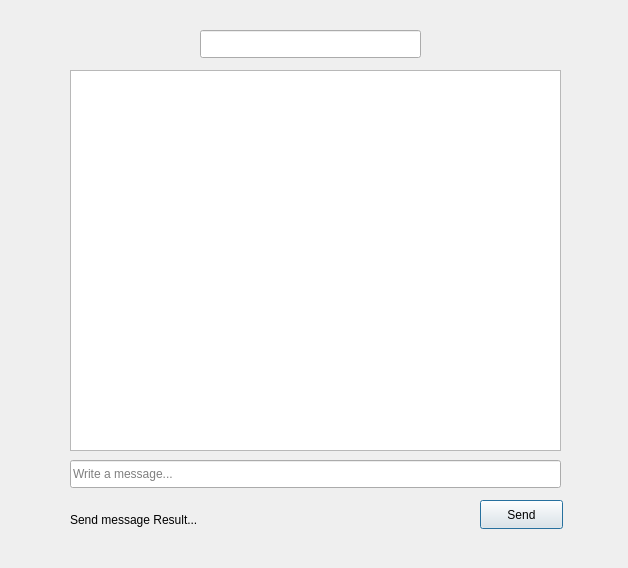
Before: the Qt Designer form channelchat.ui in borhanem/Messenger_Void_13, drawn with Qt 5.
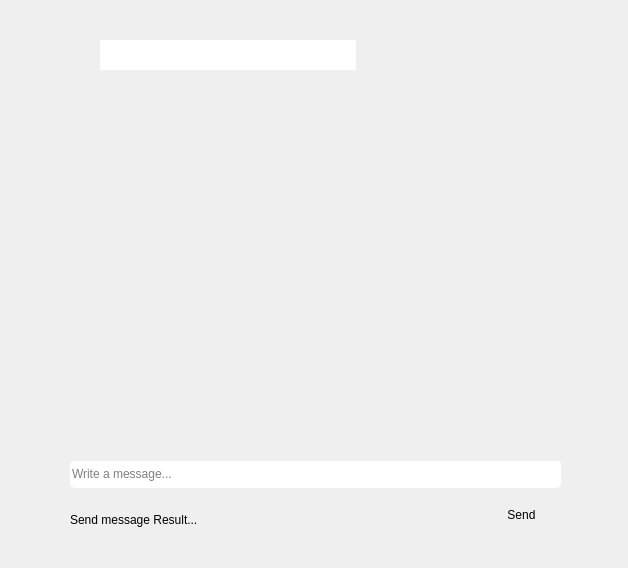
After: the same form once the commit is applied.

Commit message: initial changes in channelchat and groupchat ui

```diff
--- a/channelchat.ui
+++ b/channelchat.ui
@@ -26,25 +26,6 @@
     <string>Send message Result...</string>
    </property>
   </widget>
-  <widget class="QLineEdit" name="channelname_led">
-   <property name="geometry">
-    <rect>
-     <x>200</x>
-     <y>30</y>
-     <width>221</width>
-     <height>28</height>
-    </rect>
-   </property>
-   <property name="text">
-    <string/>
-   </property>
-   <property name="alignment">
-    <set>Qt::AlignCenter</set>
-   </property>
-   <property name="placeholderText">
-    <string/>
-   </property>
-  </widget>
   <widget class="QPushButton" name="send_pbn">
    <property name="geometry">
     <rect>
@@ -54,20 +35,13 @@
      <height>29</height>
     </rect>
    </property>
+   <property name="styleSheet">
+    <string notr="true">border-radius: 5px;</string>
+   </property>
    <property name="text">
     <string>Send</string>
    </property>
   </widget>
-  <widget class="QListWidget" name="message_lstwdgt">
-   <property name="geometry">
-    <rect>
-     <x>70</x>
-     <y>70</y>
-     <width>491</width>
-     <height>381</height>
-    </rect>
-   </property>
-  </widget>
   <widget class="QLineEdit" name="messagebar_led">
    <property name="geometry">
     <rect>
@@ -77,10 +51,89 @@
      <height>28</height>
     </rect>
    </property>
+   <property name="styleSheet">
+    <string notr="true">border-radius: 5px;</string>
+   </property>
    <property name="placeholderText">
     <string>Write a message...</string>
    </property>
   </widget>
+  <widget class="QTextBrowser" name="channelname_led">
+   <property name="geometry">
+    <rect>
+     <x>100</x>
+     <y>40</y>
+     <width>256</width>
+     <height>31</height>
+    </rect>
+   </property>
+   <property name="styleSheet">
+    <string notr="true">border-radius: 5px;</string>
+   </property>
+   <property name="html">
+    <string>&lt;!DOCTYPE HTML PUBLIC &quot;-//W3C//DTD HTML 4.0//EN&quot; &quot;http://www.w3.org/TR/REC-html40/strict.dtd&quot;&gt;
+&lt;html&gt;&lt;head&gt;&lt;meta name=&quot;qrichtext&quot; content=&quot;1&quot; /&gt;&lt;meta charset=&quot;utf-8&quot; /&gt;&lt;style type=&quot;text/css&quot;&gt;
+p, li { white-space: pre-wrap; }
+hr { height: 1px; border-width: 0; }
+li.unchecked::marker { content: &quot;\2610&quot;; }
+li.checked::marker { content: &quot;\2612&quot;; }
+&lt;/style&gt;&lt;/head&gt;&lt;body style=&quot; font-family:'Segoe UI'; font-size:9pt; font-weight:400; font-style:normal;&quot;&gt;
+&lt;p align=&quot;right&quot; style=&quot;-qt-paragraph-type:empty; margin-top:0px; margin-bottom:0px; margin-left:0px; margin-right:0px; -qt-block-indent:0; text-indent:0px;&quot;&gt;&lt;br /&gt;&lt;/p&gt;&lt;/body&gt;&lt;/html&gt;</string>
+   </property>
+  </widget>
+  <widget class="QPushButton" name="pushButton">
+   <property name="geometry">
+    <rect>
+     <x>70</x>
+     <y>40</y>
+     <width>31</width>
+     <height>29</height>
+    </rect>
+   </property>
+   <property name="styleSheet">
+    <string notr="true">border-radius: 5px;</string>
+   </property>
+   <property name="text">
+    <string/>
+   </property>
+  </widget>
+  <widget class="QScrollArea" name="scrollArea">
+   <property name="geometry">
+    <rect>
+     <x>70</x>
+     <y>70</y>
+     <width>491</width>
+     <height>391</height>
+    </rect>
+   </property>
+   <property name="styleSheet">
+    <string notr="true">border-radius: 5px;</string>
+   </property>
+   <property name="widgetResizable">
+    <bool>true</bool>
+   </property>
+   <widget class="QWidget" name="scrollAreaWidgetContents">
+    <property name="geometry">
+     <rect>
+      <x>0</x>
+      <y>0</y>
+      <width>491</width>
+      <height>391</height>
+     </rect>
+    </property>
+    <widget class="QWidget" name="verticalLayoutWidget">
+     <property name="geometry">
+      <rect>
+       <x>-1</x>
+       <y>-1</y>
+       <width>491</width>
+       <height>391</height>
+      </rect>
+     </property>
+     <layout class="QVBoxLayout" name="verticalLayout"/>
+    </widget>
+   </widget>
+  </widget>
  </widget>
  <resources/>
  <connections/>
```
The commit also changes 3 other files.
